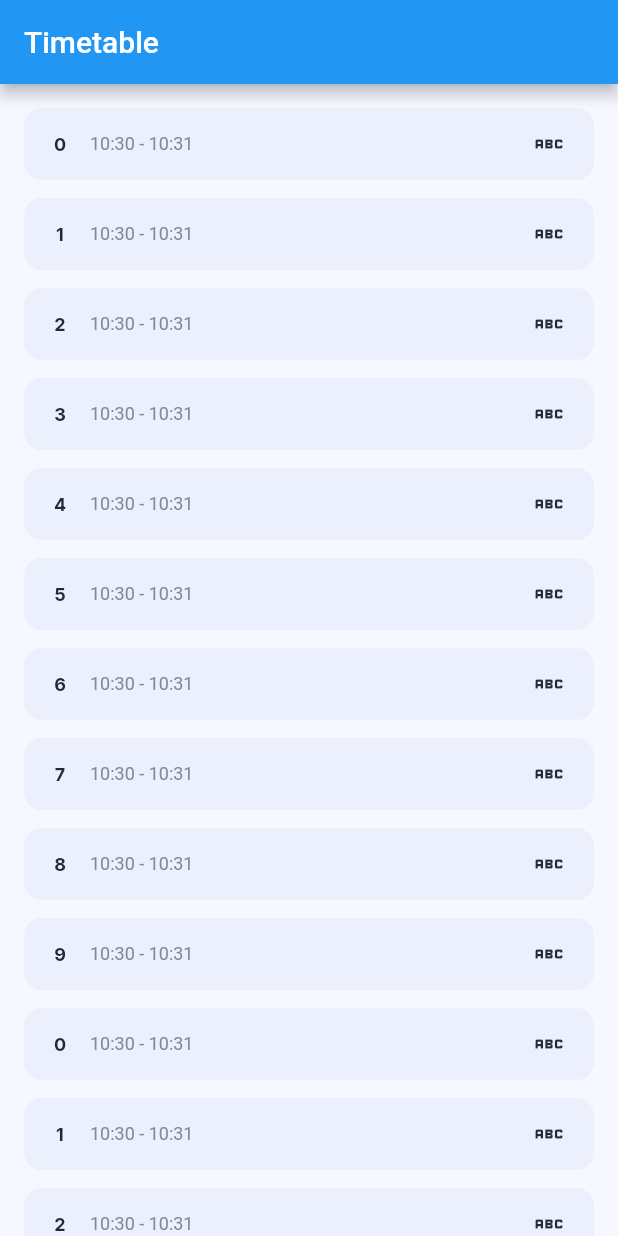
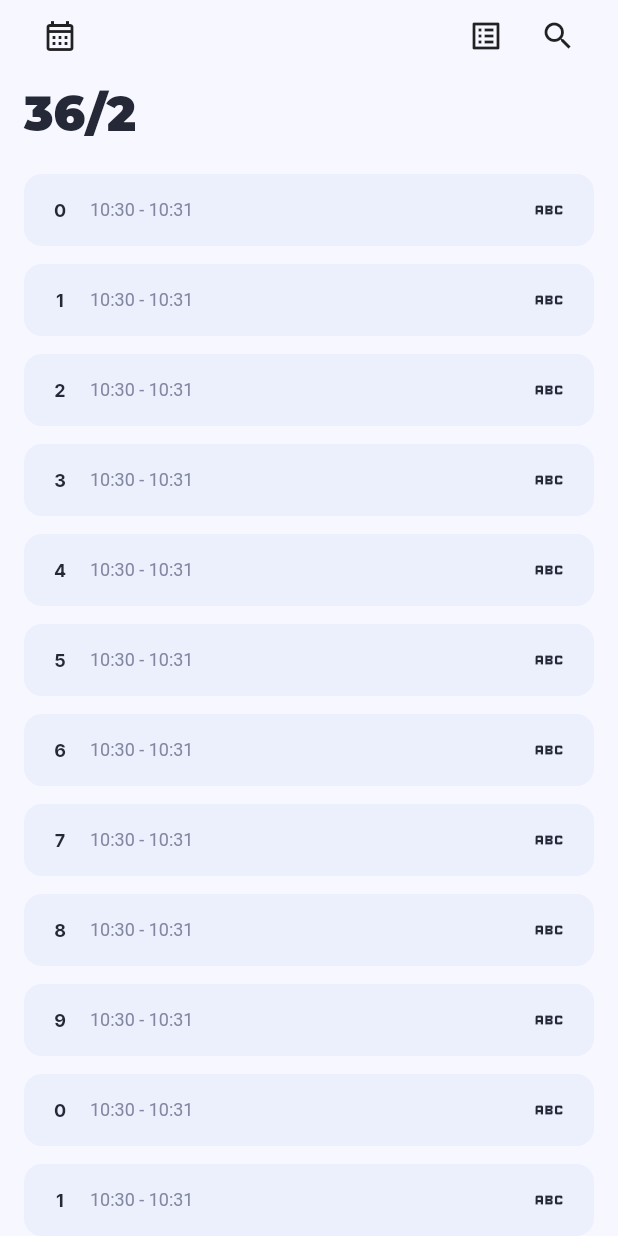
Before and after one commit to Null-Delta/StudRasp-Requiem, a Flutter app: the screen it shows after launch, on a phone screen of 412 x 824 dp. Run offline on Flutter 3.47's test engine with Material 2 defaults, Android fonts, the phone set to English and light mode, and no system bars; our stand-ins replace flutter_riverpod, freezed_annotation, google_fonts; project files that could hold a hidden picture were left out.

Commit message:
TimetableHeader draft without WeekTimeline

```diff
--- a/studrasp_requiem/lib/ui/timetable_page/timetable_page.dart
+++ b/studrasp_requiem/lib/ui/timetable_page/timetable_page.dart
@@ -6,8 +6,10 @@ import 'package:flutter_riverpod/flutter_riverpod.dart';
 import '../../models/lesson/lesson_model.dart';
 import '../../models/time_interval/time_interval_model.dart';
 import '../../styles/colors.dart';
+import '../../styles/fonts.dart';
 import '../lesson_card/empty_lesson_card.dart';
 import '../lesson_card/lesson_card.dart';
+import 'widgets/timetable_header.dart';
 
 class TimetablePage extends ConsumerStatefulWidget {
   const TimetablePage({Key? key}) : super(key: key);
@@ -20,11 +22,10 @@ class _TimetablePageState extends ConsumerState<TimetablePage> {
   @override
   Widget build(BuildContext context) {
     final colors = Theme.of(context).extension<AppColors>()!;
+    final textStyles = Theme.of(context).extension<AppTextStyles>()!;
 
     return Scaffold(
-      appBar: AppBar(
-        title: const Text('Timetable'),
-      ),
+      appBar: const TimetableHeader(),
       backgroundColor: colors.backgroundPrimary!,
       body: ListView.separated(
         physics: const BouncingScrollPhysics(),
--- /dev/null
+++ b/studrasp_requiem/lib/ui/timetable_page/widgets/timetable_header.dart
@@ -0,0 +1,104 @@
+import 'package:flutter/material.dart';
+import 'package:flutter_riverpod/flutter_riverpod.dart';
+
+import '../../../styles/colors.dart';
+import '../../../styles/fonts.dart';
+
+class TimetableHeader extends ConsumerWidget with PreferredSizeWidget {
+  const TimetableHeader({Key? key}) : super(key: key);
+
+  @override
+  Size get preferredSize => const Size(double.infinity, 100);
+
+  @override
+  Widget build(BuildContext context, WidgetRef ref) {
+    final colors = Theme.of(context).extension<AppColors>()!;
+    final textStyles = Theme.of(context).extension<AppTextStyles>()!;
+
+    return SafeArea(
+      child: Padding(
+        padding: const EdgeInsets.symmetric(horizontal: 16),
+        child: Column(
+          crossAxisAlignment: CrossAxisAlignment.start,
+          children: [
+            Row(
+              mainAxisAlignment: MainAxisAlignment.spaceBetween,
+              children: [
+                IconButton(
+                  icon: const Icon(Icons.calendar_month_outlined),
+                  splashRadius: 25,
+                  onPressed: () {},
+                ),
+                Row(
+                  children: [
+                    IconButton(
+                      icon: const Icon(Icons.list_alt),
+                      splashRadius: 25,
+                      onPressed: () {},
+                    ),
+                    IconButton(
+                      icon: const Icon(Icons.search),
+                      splashRadius: 25,
+                      onPressed: () {},
+                    ),
+                  ],
+                )
+              ],
+            ),
+            const SizedBox(height: 8),
+            Column(
+              crossAxisAlignment: CrossAxisAlignment.start,
+              children: [
+                Text(
+                  '36/2',
+                  style: textStyles.largeTitle,
+                ),
+              ],
+            ),
+          ],
+        ),
+      ),
+    );
+
+    return AppBar(
+      backgroundColor: colors.backgroundPrimary,
+      foregroundColor: colors.accentPrimary,
+      titleTextStyle: textStyles.largeTitle,
+      leading: IconButton(
+        icon: const Icon(Icons.calendar_month),
+        splashRadius: 25,
+        onPressed: () {},
+      ),
+      actions: [
+        IconButton(
+          icon: const Icon(Icons.list_alt),
+          splashRadius: 25,
+          onPressed: () {},
+        ),
+        IconButton(
+          icon: const Icon(Icons.search),
+          splashRadius: 25,
+          onPressed: () {},
+        ),
+      ],
+      bottom: PreferredSize(
+        preferredSize: const Size(double.infinity, 30),
+        child: Align(
+          alignment: Alignment.topLeft,
+          child: Container(
+            color: Colors.amber,
+            child: Column(
+              crossAxisAlignment: CrossAxisAlignment.start,
+              children: [
+                Text(
+                  'Tim1etable',
+                  style: textStyles.largeTitle,
+                ),
+              ],
+            ),
+          ),
+        ),
+      ),
+    );
+  }
+}
```
Also changed, not shown: studrasp_requiem/lib/ui/timetable_page/widgets/timetable_appbar.dart (deleted).
